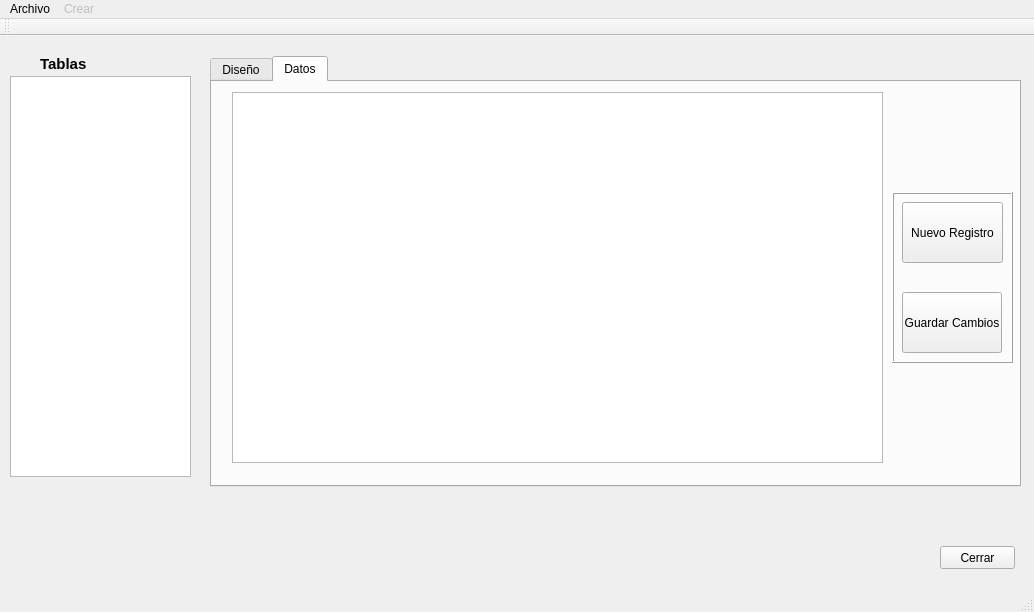
Above: mainwindow.ui from orgaArchivos/Project_Orga before the change. Below: the same form after it.
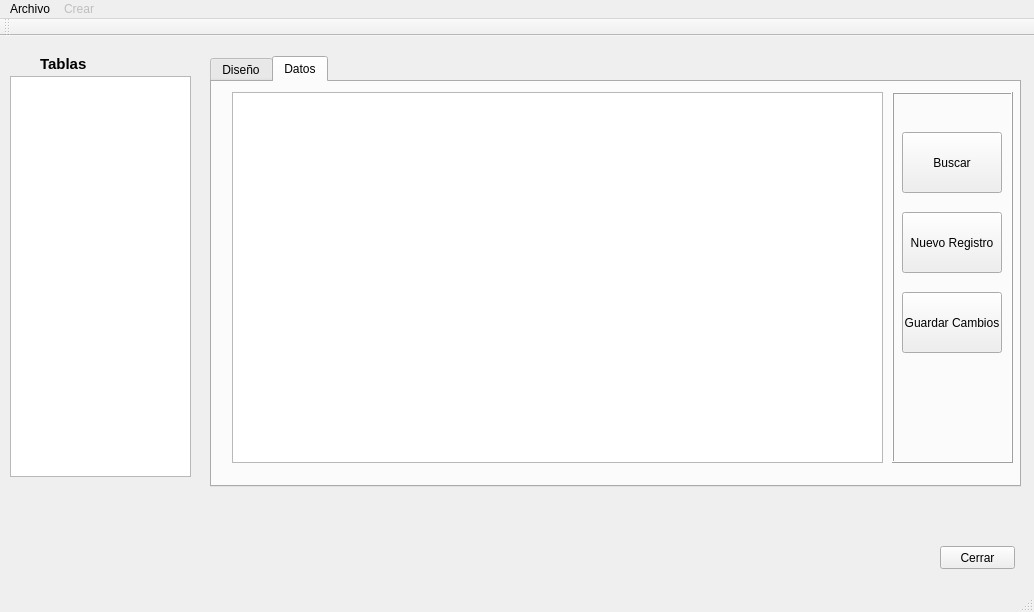
That is the form after the change. Icons and pictures are not drawn.

```diff
--- a/mainwindow.ui
+++ b/mainwindow.ui
@@ -153,8 +153,8 @@
       <property name="geometry">
        <rect>
         <x>690</x>
-        <y>120</y>
-        <width>101</width>
+        <y>130</y>
+        <width>100</width>
         <height>61</height>
        </rect>
       </property>
@@ -179,9 +179,9 @@
       <property name="geometry">
        <rect>
         <x>680</x>
-        <y>110</y>
+        <y>10</y>
         <width>121</width>
-        <height>171</height>
+        <height>371</height>
        </rect>
       </property>
       <property name="frameShape">
@@ -191,6 +191,24 @@
        <enum>QFrame::Raised</enum>
       </property>
      </widget>
+     <widget class="QPushButton" name="pushButton_6">
+      <property name="geometry">
+       <rect>
+        <x>690</x>
+        <y>50</y>
+        <width>100</width>
+        <height>61</height>
+       </rect>
+      </property>
+      <property name="text">
+       <string>Buscar</string>
+      </property>
+     </widget>
+     <zorder>frame_2</zorder>
+     <zorder>tableView_2</zorder>
+     <zorder>pushButton_4</zorder>
+     <zorder>pushButton_5</zorder>
+     <zorder>pushButton_6</zorder>
     </widget>
    </widget>
    <widget class="QLabel" name="label">
```
Left out of the diff: 3 changed lines with no effect on the pictures.
